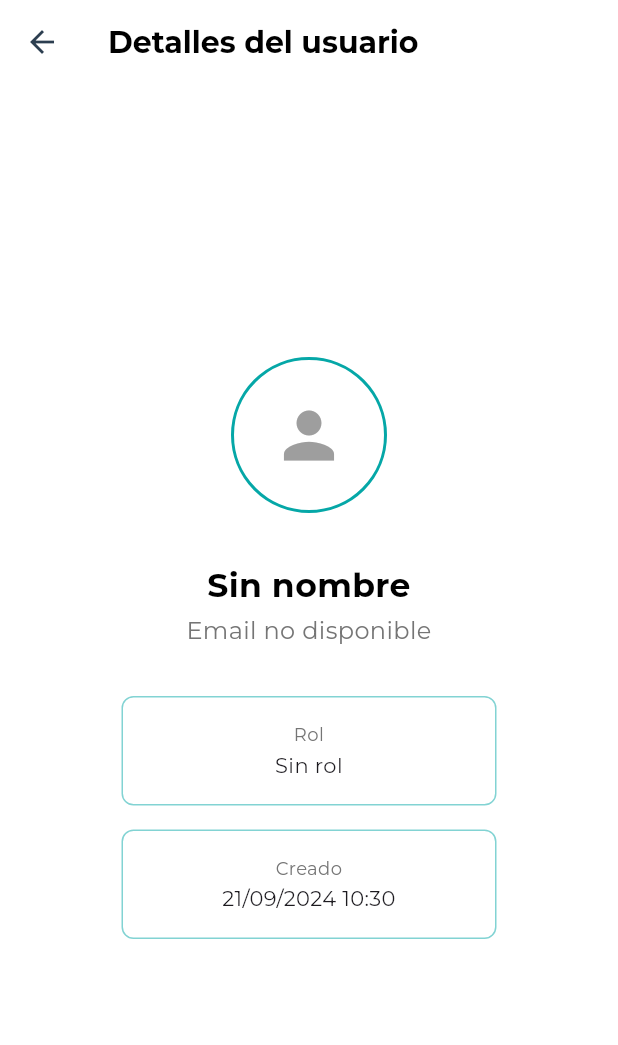
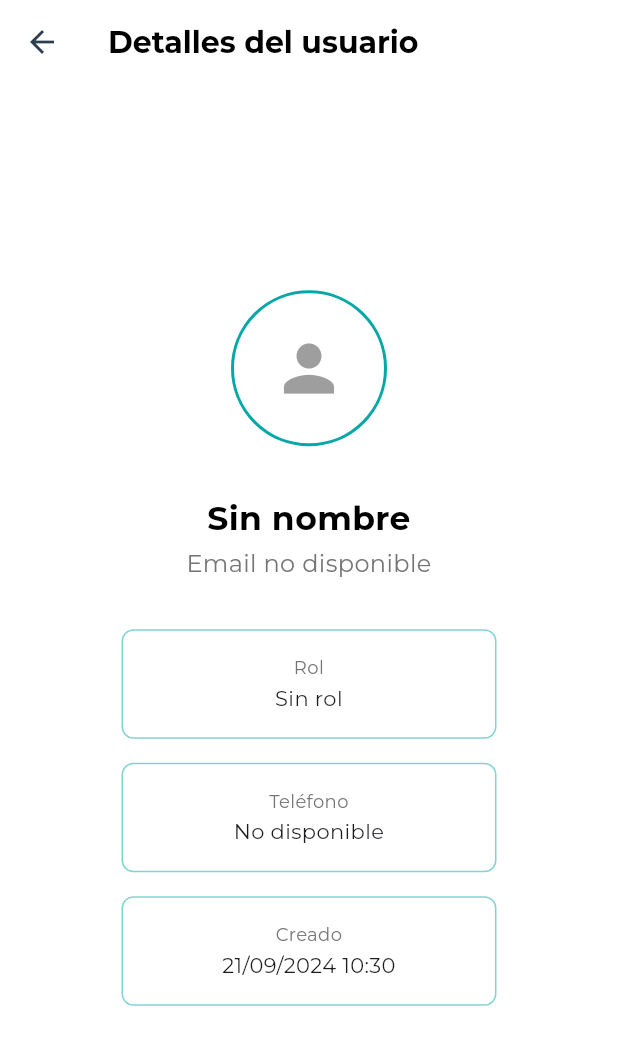
Before and after one commit to efrain131202/Dashboard-Vial, a Flutter app: the UserDetailsScreen screen opened directly with empty values, on a phone screen of 412 x 824 dp. Shown: the top 1045 px of the screen. Run offline on Flutter 3.47's test engine with Material 3 defaults, Android fonts, the phone set to English and light mode, and no system bars; our stand-ins replace cached_network_image, cloud_firestore, firebase_auth, firebase_core, firebase_storage, fl_chart and 4 more; missing offline and left inert: bitsdojo_window; accounts and stored records are empty; statements that could not run were skipped; project files that could hold a hidden picture were left out.

Commit message:
resolviendo detalles de visualizacion y edicion de numeros de telefono

```diff
--- a/lib/screens/components/preview_user.dart
+++ b/lib/screens/components/preview_user.dart
@@ -62,7 +62,7 @@ class UserPreviewScreen extends StatelessWidget {
                   ElevatedButton(
                     onPressed: onEdit,
                     style: ElevatedButton.styleFrom(
-                      backgroundColor: const Color(0xFFF2877C),
+                      backgroundColor: Colors.black54,
                       padding: const EdgeInsets.symmetric(
                           horizontal: 20, vertical: 12),
                     ),
@@ -100,7 +100,7 @@ class UserPreviewScreen extends StatelessWidget {
       child: ClipOval(
         child: imageFile != null
             ? Image.file(imageFile!, fit: BoxFit.cover)
-            : const Icon(Icons.person, size: 60, color: Colors.grey),
+            : const Icon(Icons.person_rounded, size: 60, color: Colors.grey),
       ),
     );
   }
--- a/lib/screens/components/user_details_screen.dart
+++ b/lib/screens/components/user_details_screen.dart
@@ -41,6 +41,11 @@ class UserDetailsScreen extends StatelessWidget {
               const SizedBox(height: kPadding),
               _buildInfoBox(
                   'Rol', user.role.isNotEmpty ? user.role : 'Sin rol'),
+              _buildInfoBox(
+                  'Teléfono',
+                  user.phoneNumber.isNotEmpty
+                      ? user.phoneNumber
+                      : 'No disponible'),
               _buildInfoBox('Creado', _formatDate(user.createdTime)),
             ],
           ),
--- a/lib/screens/features/categories.dart
+++ b/lib/screens/features/categories.dart
@@ -245,6 +245,7 @@ class CategoryUsersScreen extends StatelessWidget {
                         createdTime:
                             (userData['created_time'] as Timestamp).toDate(),
                         photoUrl: userData['photo_url'],
+                        phoneNumber: '',
                       );
                       switch (result) {
                         case 'ver':
--- a/lib/screens/features/profile.dart
+++ b/lib/screens/features/profile.dart
@@ -149,6 +149,7 @@ class Profile extends StatelessWidget {
       createdTime:
           (userData['created_time'] as Timestamp?)?.toDate() ?? DateTime.now(),
       photoUrl: userData['photo_url'] ?? '',
+      phoneNumber: '',
     );
 
     final result = await Navigator.push(
--- a/lib/screens/features/users/user_list.dart
+++ b/lib/screens/features/users/user_list.dart
@@ -172,6 +172,7 @@ class _UserListState extends State<UserList>
       createdTime:
           (user['created_time'] as Timestamp?)?.toDate() ?? DateTime.now(),
       photoUrl: user['photo_url'],
+      phoneNumber: '',
     );
 
     return ListTile(
--- a/lib/screens/utils/access_denied_page.dart
+++ b/lib/screens/utils/access_denied_page.dart
@@ -11,7 +11,7 @@ class AdminAccessControl extends StatelessWidget {
   const AdminAccessControl({
     super.key,
     required this.child,
-    this.delaySeconds = 3, // Añadimos un parámetro para controlar el retraso
+    this.delaySeconds = 3,
   });
 
   @override
--- a/lib/screens/utils/user_data.dart
+++ b/lib/screens/utils/user_data.dart
@@ -7,6 +7,7 @@ class UserData {
   final String role;
   final DateTime? createdTime;
   final String? photoUrl;
+  final String phoneNumber;
 
   UserData({
     required this.uid,
@@ -15,6 +16,7 @@ class UserData {
     required this.role,
     this.createdTime,
     this.photoUrl,
+    required this.phoneNumber,
   });
 
   factory UserData.fromDocument(DocumentSnapshot doc) {
@@ -28,6 +30,7 @@ class UserData {
           ? (data['created_time'] as Timestamp).toDate()
           : null,
       photoUrl: data['photo_url'],
+      phoneNumber: data['phone_number'] ?? '',
     );
   }
 }
```
Also changed, not shown: lib/screens/components/user_edit_screen.dart (+42 -6 lines).
